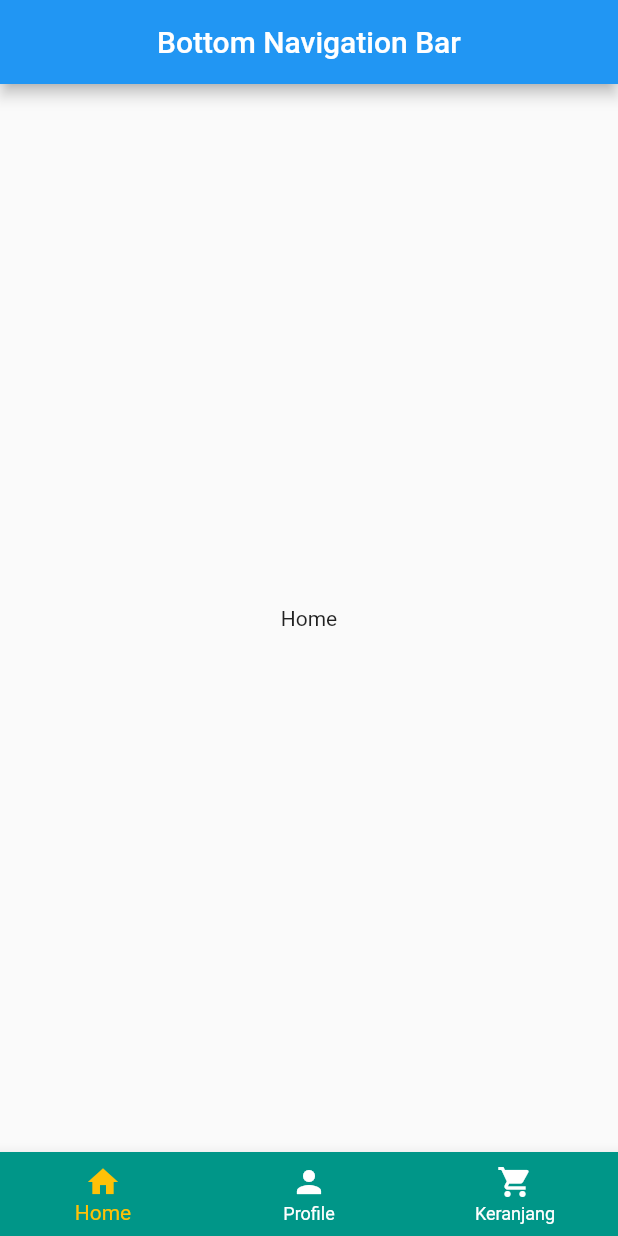
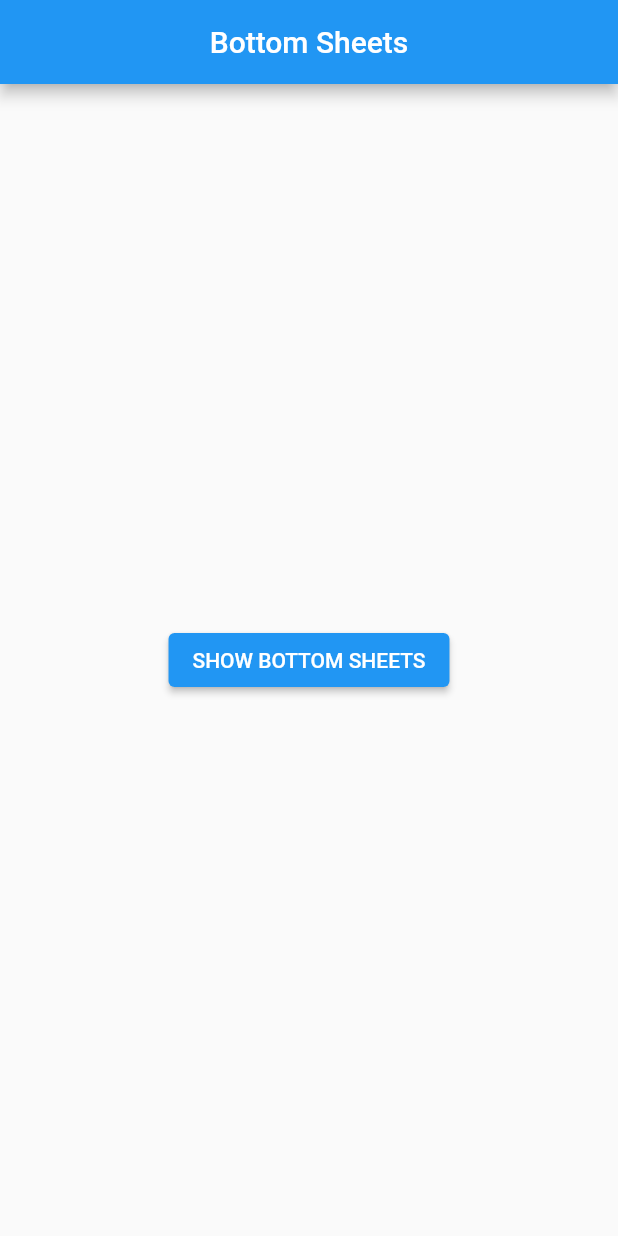
Before and after one commit to Dedenugroho16/belajar_flutter, a Flutter app: the screen it shows after launch, on a phone screen of 412 x 824 dp. Run offline on Flutter 3.47's test engine with Material 2 defaults, Android fonts, the phone set to English and light mode, and no system bars.

Commit message:
Show Bottom Sheets

```diff
--- a/lib/main.dart
+++ b/lib/main.dart
@@ -1,8 +1,8 @@
-// ignore_for_file: prefer_const_constructors, prefer_const_literals_to_create_immutables, avoid_print
+// ignore_for_file: prefer_const_constructors
 
 import 'package:flutter/material.dart';
 
-void main() {
+void main(){
   runApp(MyApp());
 }
 
@@ -17,67 +17,67 @@ class MyApp extends StatelessWidget {
   }
 }
 
-class HomePage extends StatefulWidget {
+class HomePage extends StatelessWidget {
   const HomePage({
     super.key,
   });
 
   @override
-  State<HomePage> createState() => _HomePageState();
-}
-
-class _HomePageState extends State<HomePage> {
-  late int index;
-  List showWidgets = [
-    Center(
-        child: Text("Home"),
-      ),
-    Center(
-        child: Text("Profile"),
-      ),
-    Center(
-        child: Text("Keranjang"),
-      ),
-  ];
-  @override
-  void initState() {
-    index = 0;
-    super.initState();
-  }
-
-  @override
   Widget build(BuildContext context) {
     return Scaffold(
       appBar: AppBar(
+        title: Text("Bottom Sheets"),
         centerTitle: true,
-        title: Text("Bottom Navigation Bar"),
       ),
-      body: showWidgets[index],
-      bottomNavigationBar: BottomNavigationBar(
-        backgroundColor: Colors.teal,
-        selectedItemColor: Colors.amber,
-        unselectedItemColor: Colors.white,
-        onTap: (value) {
-          setState(() {
-            index = value;
-          });
-        },
-        currentIndex: index,
-        items: [
-          BottomNavigationBarItem(
-            icon: Icon(Icons.home),
-            label: "Home",
+
+      body: Center(
+        child: Padding(
+          padding: EdgeInsets.all(30),
+          child: ElevatedButton(
+            onPressed: (){
+              showModalBottomSheet(
+                isDismissible: false,
+                context: context,
+                builder: (context) => Container(
+                  height: 270,
+                  color: Colors.white,
+                  child: ListView(
+                    children: [
+                      ListTile(
+                        onTap: () => print("Klik Photo"),
+                        leading: Icon(Icons.photo),
+                        title: Text("Photo"),
+                      ),
+                      ListTile(
+                        onTap: () => print("Klik Music"),
+                        leading: Icon(Icons.music_note_rounded),
+                        title: Text("Music"),
+                      ),
+                      ListTile(
+                        onTap: () => print("Klik Video"),
+                        leading: Icon(Icons.video_file_rounded),
+                        title: Text("Video"),
+                      ),
+                      ListTile(
+                        onTap: () => print("Klik Share"),
+                        leading: Icon(Icons.share),
+                        title: Text("Share"),
+                      ),
+                      ListTile(
+                        onTap: () => Navigator.pop(context),
+                        leading: Icon(Icons.cancel),
+                        title: Text("Cancel"),
+                      ),
+                    ],
+                  ),
+                )
+              );
+            },
+            child: Text("SHOW BOTTOM SHEETS"),
           ),
-          BottomNavigationBarItem(
-            icon: Icon(Icons.person),
-            label: "Profile",
-          ),
-          BottomNavigationBarItem(
-            icon: Icon(Icons.shopping_cart),
-            label: "Keranjang",
-          ),
-        ]
+        ),
       ),
+
     );
   }
 }
```
